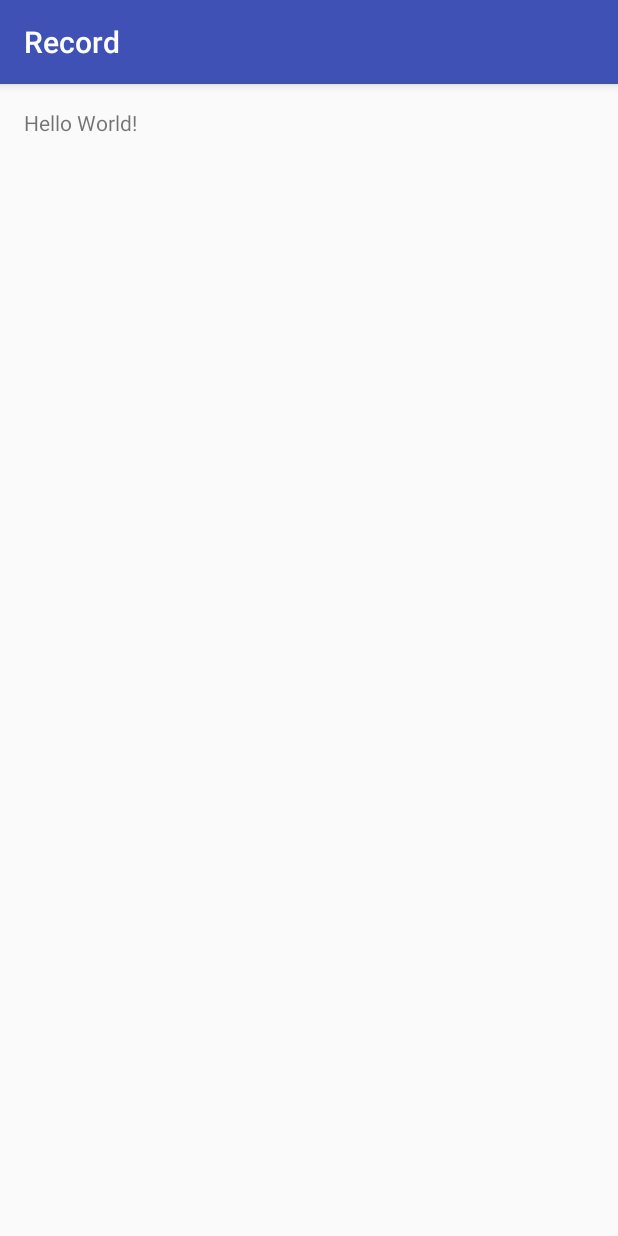
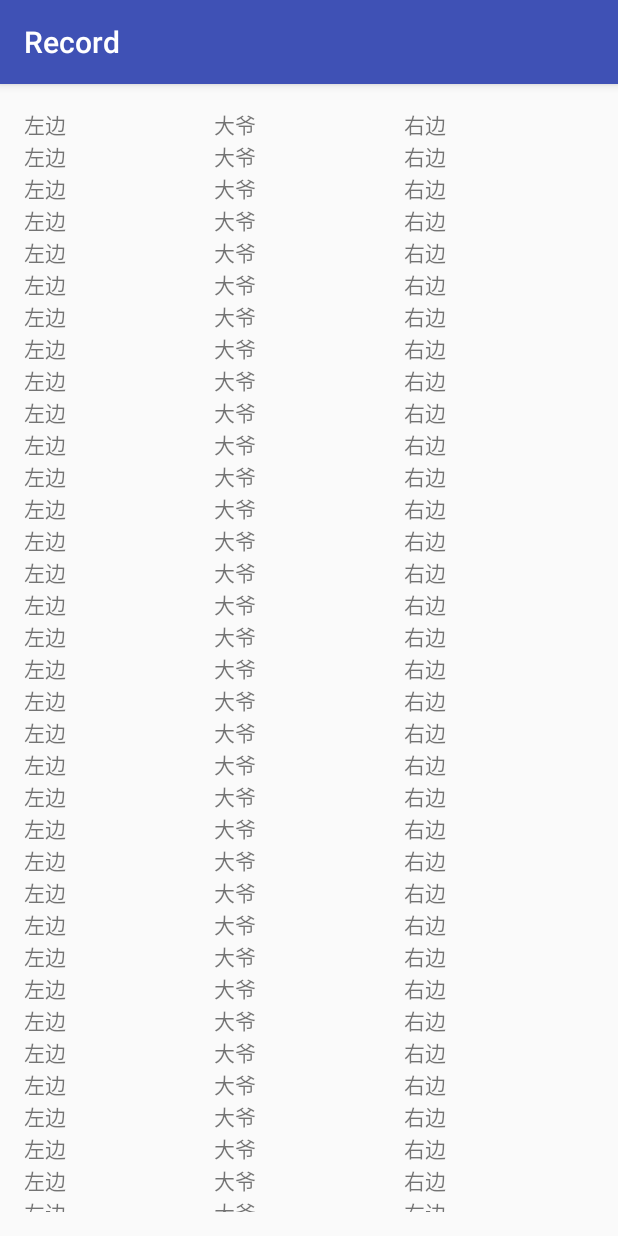
Before and after one commit to LY9/testRecord, an Android app: the screen it shows after launch (MainActivity), on a phone screen of 412 x 824 dp. Run offline under Robolectric (Android 15) with nearby library versions, the phone set to English and light mode, and no system bars.

Commit message:
recyclerview

```diff
--- a/app/build.gradle
+++ b/app/build.gradle
@@ -1,12 +1,12 @@
 apply plugin: 'com.android.application'
 
 android {
-    compileSdkVersion 24
-    buildToolsVersion "24.0.1"
+    compileSdkVersion 25
+    buildToolsVersion "25.0.0"
     defaultConfig {
         applicationId "com.ly9.diary.record"
-        minSdkVersion 21
-        targetSdkVersion 24
+        minSdkVersion 19
+        targetSdkVersion 25
         versionCode 1
         versionName "1.0"
         testInstrumentationRunner "android.support.test.runner.AndroidJUnitRunner"
@@ -24,6 +24,7 @@ dependencies {
     androidTestCompile('com.android.support.test.espresso:espresso-core:2.2.2', {
         exclude group: 'com.android.support', module: 'support-annotations'
     })
-    compile 'com.android.support:appcompat-v7:24.2.1'
+    compile 'com.android.support:appcompat-v7:25.0.0'
+    compile 'com.android.support:recyclerview-v7:25.0.0'
     testCompile 'junit:junit:4.12'
 }
--- a/app/src/main/java/com/ly9/diary/record/MainActivity.java
+++ b/app/src/main/java/com/ly9/diary/record/MainActivity.java
@@ -2,6 +2,8 @@ package com.ly9.diary.record;
 
 import android.support.v7.app.AppCompatActivity;
 import android.os.Bundle;
+import android.support.v7.widget.LinearLayoutManager;
+import android.support.v7.widget.RecyclerView;
 
 public class MainActivity extends AppCompatActivity {
 
@@ -9,5 +11,9 @@ public class MainActivity extends AppCompatActivity {
     protected void onCreate(Bundle savedInstanceState) {
         super.onCreate(savedInstanceState);
         setContentView(R.layout.activity_main);
+        RecyclerView mRecycler=(RecyclerView)findViewById(R.id.recycler_1);
+        mRecycler.setLayoutManager(new LinearLayoutManager(this));
+        mRecycler.setAdapter(new MyReAdapter(this));
+
     }
 }
--- /dev/null
+++ b/app/src/main/java/com/ly9/diary/record/MyReAdapter.java
@@ -0,0 +1,56 @@
+package com.ly9.diary.record;
+
+import android.content.Context;
+import android.provider.Settings;
+import android.support.v7.widget.RecyclerView;
+import android.view.LayoutInflater;
+import android.view.View;
+import android.view.ViewGroup;
+import android.widget.LinearLayout;
+import android.widget.RelativeLayout;
+import android.widget.TextView;
+
+import org.w3c.dom.Text;
+
+/**
+ * @author bingolv
+ * @Description:
+ * @date 2016/11/4 17:05
+ * @copyright HAWK
+ */
+
+public class MyReAdapter extends RecyclerView.Adapter<MyReAdapter.MyHolder>{
+    private Context context;
+    public MyReAdapter(Context context){
+        this.context=context;
+    }
+    @Override
+    public MyReAdapter.MyHolder onCreateViewHolder(ViewGroup parent, int viewType) {
+        View v=LayoutInflater.from(context).inflate(R.layout.re_item_1,parent,false);
+        MyHolder myHolder = new MyHolder(v);
+        return myHolder;
+    }
+
+    @Override
+    public void onBindViewHolder(MyHolder holder, int position) {
+        holder.textMid.setText("大爷");
+    }
+
+
+    @Override
+    public int getItemCount() {
+        return 10000000;
+    }
+
+    public class MyHolder extends RecyclerView.ViewHolder{
+        TextView textLeft;
+        TextView textMid;
+        TextView textRight;
+        public MyHolder(View itemView) {
+            super(itemView);
+            textLeft=(TextView)itemView.findViewById(R.id.left);
+            textMid=(TextView)itemView.findViewById(R.id.center);
+            textRight=(TextView)itemView.findViewById(R.id.right);
+        }
+    }
+}
--- a/app/src/main/res/layout/activity_main.xml
+++ b/app/src/main/res/layout/activity_main.xml
@@ -10,8 +10,12 @@
     android:paddingTop="@dimen/activity_vertical_margin"
     tools:context="com.ly9.diary.record.MainActivity">
 
-    <TextView
-        android:layout_width="wrap_content"
-        android:layout_height="wrap_content"
-        android:text="Hello World!" />
+    <!--<TextView-->
+        <!--android:layout_width="wrap_content"-->
+        <!--android:layout_height="wrap_content"-->
+        <!--android:text="Hello World!" />-->
+    <android.support.v7.widget.RecyclerView
+        android:id="@+id/recycler_1"
+        android:layout_height="match_parent"
+        android:layout_width="match_parent"/>
 </RelativeLayout>
--- /dev/null
+++ b/app/src/main/res/layout/re_item_1.xml
@@ -0,0 +1,25 @@
+<?xml version="1.0" encoding="utf-8"?>
+<LinearLayout
+    xmlns:android="http://schemas.android.com/apk/res/android"
+    android:layout_width="match_parent"
+    android:layout_height="wrap_content"
+    android:orientation="horizontal">
+    <TextView
+        android:id="@+id/left"
+        android:layout_width="0dp"
+        android:layout_height="wrap_content"
+        android:layout_weight="1"
+        android:text="左边"/>
+    <TextView
+        android:id="@+id/center"
+        android:layout_width="0dp"
+        android:layout_height="wrap_content"
+        android:layout_weight="1"
+        android:text="中间"/>
+    <TextView
+        android:id="@+id/right"
+        android:layout_width="0dp"
+        android:layout_height="wrap_content"
+        android:layout_weight="1"
+        android:text="右边"/>
+</LinearLayout>
```
